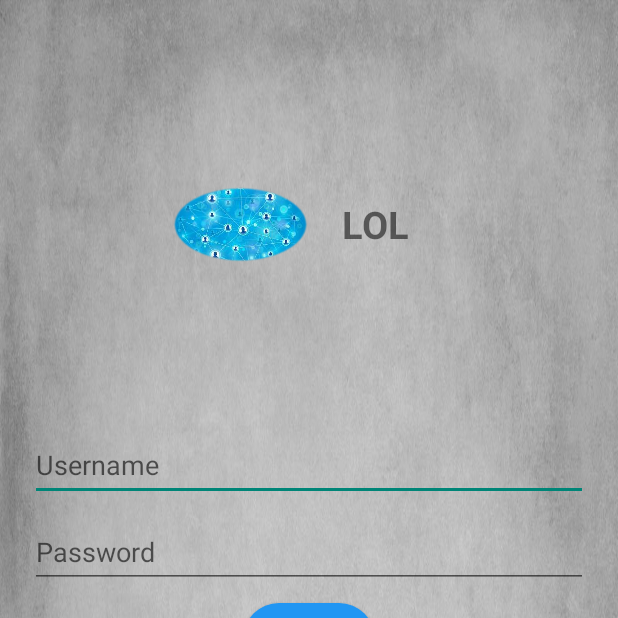
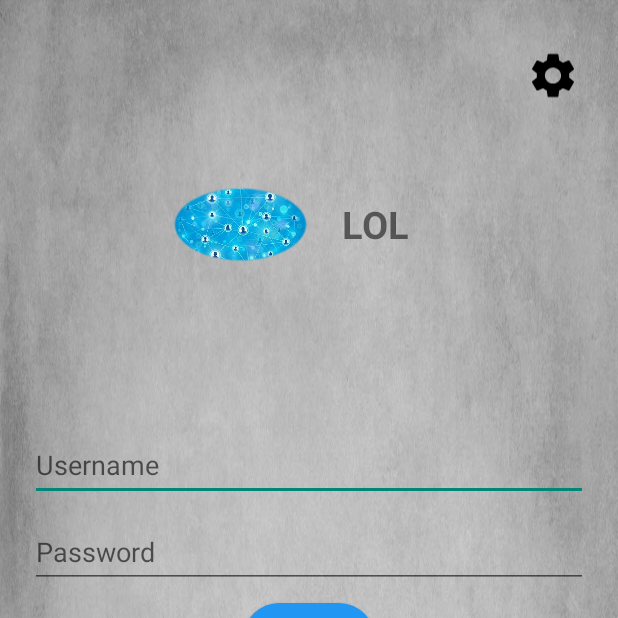
Before and after one commit to ariellancer/Chat-Web-Android, an Android app: the screen it shows after launch (MainActivity), on a phone screen of 412 x 824 dp, the top half of it. Run offline under Robolectric (Android 15) with nearby library versions, the phone set to English and light mode, and no system bars.

Commit message:
Adding button to access settings

```diff
--- a/app/src/main/java/com/example/exe3/Settings.java
+++ b/app/src/main/java/com/example/exe3/Settings.java
@@ -4,12 +4,14 @@
 import android.view.LayoutInflater;
 import android.view.View;
 import android.widget.Button;
+import android.widget.ImageView;
 
 import androidx.appcompat.app.AppCompatActivity;
 import androidx.appcompat.app.AppCompatDelegate;
 import androidx.constraintlayout.widget.ConstraintLayout;
 
 public class Settings extends AppCompatActivity {
+    ImageView ret;
 
     @Override
     protected void onCreate(Bundle savedInstanceState) {
@@ -17,6 +19,8 @@
         setContentView(R.layout.settings);
         Button button_light = findViewById(R.id.button_light_mode);
         Button button_dark = findViewById(R.id.button_dark_mode);
+        ret = findViewById(R.id.returnToBase);
+        ret.setOnClickListener(fun -> finish());
         button_light.setOnClickListener(new View.OnClickListener() {
             @Override
             public void onClick(View v) {
--- a/app/src/main/java/com/example/exe3/activity/MainActivity.java
+++ b/app/src/main/java/com/example/exe3/activity/MainActivity.java
@@ -6,14 +6,16 @@
 import android.view.View;
 import android.widget.Button;
 import android.widget.EditText;
+import android.widget.ImageView;
 
 import androidx.appcompat.app.AppCompatActivity;
 
 import com.example.exe3.R;
+import com.example.exe3.Settings;
 
 public class MainActivity extends AppCompatActivity {
     Button loginButton;
-
+    ImageView settingsButton;
     Button clickMe;
     private EditText usernameEditText, passwordEditText;
 
@@ -23,10 +25,16 @@
         setContentView(R.layout.activity_main);
         usernameEditText = findViewById(R.id.username_input);
         passwordEditText = findViewById(R.id.password_input);
-
+        settingsButton = findViewById(R.id.settings);
         loginButton = findViewById(R.id.loginButton);
         clickMe = findViewById(R.id.clickToRegister);
-
+        settingsButton.setOnClickListener(new View.OnClickListener() {
+            @Override
+            public void onClick(View view) {
+                    Intent intent = new Intent(getApplicationContext(), Settings.class);
+                    startActivity(intent);
+            }
+        });
         loginButton.setOnClickListener(new View.OnClickListener() {
             @Override
             public void onClick(View view) {
--- /dev/null
+++ b/app/src/main/res/drawable/baseline_settings_24.xml
@@ -0,0 +1,5 @@
+<vector android:height="24dp" android:tint="#000000"
+    android:viewportHeight="24" android:viewportWidth="24"
+    android:width="24dp" xmlns:android="http://schemas.android.com/apk/res/android">
+    <path android:fillColor="@android:color/white" android:pathData="M19.14,12.94c0.04,-0.3 0.06,-0.61 0.06,-0.94c0,-0.32 -0.02,-0.64 -0.07,-0.94l2.03,-1.58c0.18,-0.14 0.23,-0.41 0.12,-0.61l-1.92,-3.32c-0.12,-0.22 -0.37,-0.29 -0.59,-0.22l-2.39,0.96c-0.5,-0.38 -1.03,-0.7 -1.62,-0.94L14.4,2.81c-0.04,-0.24 -0.24,-0.41 -0.48,-0.41h-3.84c-0.24,0 -0.43,0.17 -0.47,0.41L9.25,5.35C8.66,5.59 8.12,5.92 7.63,6.29L5.24,5.33c-0.22,-0.08 -0.47,0 -0.59,0.22L2.74,8.87C2.62,9.08 2.66,9.34 2.86,9.48l2.03,1.58C4.84,11.36 4.8,11.69 4.8,12s0.02,0.64 0.07,0.94l-2.03,1.58c-0.18,0.14 -0.23,0.41 -0.12,0.61l1.92,3.32c0.12,0.22 0.37,0.29 0.59,0.22l2.39,-0.96c0.5,0.38 1.03,0.7 1.62,0.94l0.36,2.54c0.05,0.24 0.24,0.41 0.48,0.41h3.84c0.24,0 0.44,-0.17 0.47,-0.41l0.36,-2.54c0.59,-0.24 1.13,-0.56 1.62,-0.94l2.39,0.96c0.22,0.08 0.47,0 0.59,-0.22l1.92,-3.32c0.12,-0.22 0.07,-0.47 -0.12,-0.61L19.14,12.94zM12,15.6c-1.98,0 -3.6,-1.62 -3.6,-3.6s1.62,-3.6 3.6,-3.6s3.6,1.62 3.6,3.6S13.98,15.6 12,15.6z"/>
+</vector>
--- a/app/src/main/res/layout/activity_main.xml
+++ b/app/src/main/res/layout/activity_main.xml
@@ -15,18 +15,18 @@
         android:padding="20dp"
         app:layout_constraintBottom_toBottomOf="parent"
         app:layout_constraintTop_toTopOf="parent"
-        tools:ignore="MissingConstraints">
-
+        tools:ignore="MissingConstraints"
+        tools:layout_editor_absoluteX="34dp">
 
         <EditText
             android:id="@+id/username_input"
             android:layout_width="match_parent"
             android:layout_height="wrap_content"
             android:layout_marginBottom="10dp"
+            android:autofillHints=""
             android:ems="10"
             android:hint="@string/username"
             android:inputType="text"
-            android:autofillHints=""
             android:minHeight="48dp" />
 
         <EditText
@@ -34,27 +34,25 @@
             android:layout_width="match_parent"
             android:layout_height="wrap_content"
             android:layout_marginBottom="10dp"
+            android:autofillHints=""
             android:ems="10"
-
             android:hint="@string/password"
             android:inputType="textPassword"
-            android:minHeight="48dp"
-            android:autofillHints="" />
-
+            android:minHeight="48dp" />
 
         <Button
             android:id="@+id/loginButton"
             android:layout_width="wrap_content"
             android:layout_height="wrap_content"
             android:layout_gravity="center"
-            android:text="@string/login_btn"
-            android:background="@drawable/rounded_button" />
+            android:background="@drawable/rounded_button"
+            android:text="@string/login_btn" />
+
         <LinearLayout
             android:layout_width="match_parent"
             android:layout_height="wrap_content"
             android:orientation="horizontal"
             android:padding="20dp">
-
 
             <TextView
                 android:id="@+id/textView2"
@@ -67,9 +65,9 @@
                 android:layout_width="80dp"
                 android:layout_height="wrap_content"
                 android:background="@color/transparent"
-        android:textColor="@color/blue"
+                android:text="@string/btn_click_to_register_or_login"
                 android:textAllCaps="false"
-        android:text="@string/btn_click_to_register_or_login" />
+                android:textColor="@color/blue" />
 
             <TextView
                 android:id="@+id/textView3"
@@ -79,10 +77,10 @@
 
         </LinearLayout>
 
-
     </LinearLayout>
 
     <LinearLayout
+        android:id="@+id/linearLayout2"
         android:layout_width="wrap_content"
         android:layout_height="wrap_content"
         app:layout_constraintBottom_toTopOf="@+id/linearLayout"
@@ -105,12 +103,26 @@
             android:id="@+id/textView"
             android:layout_width="90dp"
             android:layout_height="match_parent"
+            android:gravity="center"
             android:text="@string/lol"
             android:textAlignment="center"
-            android:gravity="center"
             android:textSize="25sp"
             android:textStyle="bold"
             tools:layout_editor_absoluteX="189dp"
             tools:layout_editor_absoluteY="112dp" />
     </LinearLayout>
+
+    <ImageView
+        android:id="@+id/settings"
+        android:layout_width="36dp"
+        android:layout_height="39dp"
+        android:contentDescription="@string/logout_button"
+        android:src="@drawable/baseline_settings_24"
+        app:layout_constraintBottom_toBottomOf="parent"
+        app:layout_constraintEnd_toEndOf="@+id/linearLayout"
+        app:layout_constraintHorizontal_bias="0.933"
+        app:layout_constraintStart_toStartOf="parent"
+        app:layout_constraintTop_toTopOf="parent"
+        app:layout_constraintVertical_bias="0.039" />
+
 </androidx.constraintlayout.widget.ConstraintLayout>
```
Also changed, not shown: app/src/main/java/com/example/exe3/Adding.java (+12 -0 lines), app/src/main/res/layout/adding_friend.xml (+22 -7 lines), app/src/main/res/layout/settings.xml (+15 -0 lines). Lines whose indentation alone changed are shown as unchanged.
